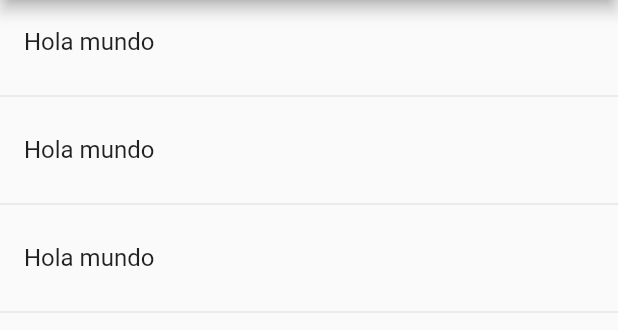
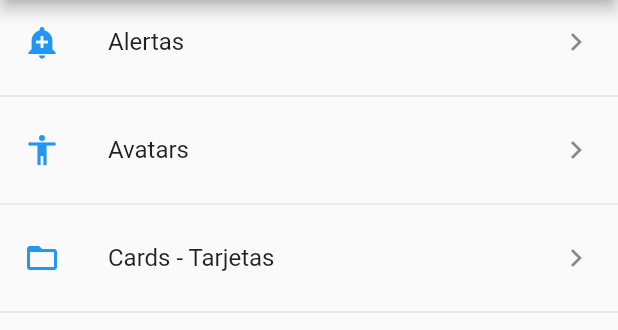
Before and after one commit to RoHeTT17/componentes, a Flutter app: the screen it shows after launch, on a phone screen of 412 x 824 dp, the part 84-414 px from its top. Run offline on Flutter 3.47's test engine with Material 2 defaults, Android fonts, the phone set to English and light mode, and no system bars.

```diff
--- a/lib/main.dart
+++ b/lib/main.dart
@@ -2,6 +2,8 @@
 import 'package:flutter/material.dart';
 //import 'package:componentes/src/pages/home_temp.dart';
 import 'package:componentes/src/pages/home_page.dart';
+import 'package:componentes/src/pages/alert_page.dart';
+import 'package:componentes/src/pages/avatar_page.dart';
 
 void main() => runApp(MyApp());
 
@@ -12,7 +14,16 @@ class MyApp extends StatelessWidget {
       debugShowCheckedModeBanner: false,
       title: 'Componentes App',
       //home: HomePageTemp()
-      home: HomePage()
+      //home: HomePage()
+      //Configurar navegación por nombre,
+      //Se puso el mismo nombre que en el archivo json
+      initialRoute:'/',
+      routes: <String,WidgetBuilder>{
+        '/'      : (BuildContext context)=>HomePage(),
+        'alert'  : (BuildContext context)=>AlertPage(),
+        'avatar' : (BuildContext context)=>AvatarPage(),
+      },
+
     );
   }
 }
--- a/lib/src/pages/home_page.dart
+++ b/lib/src/pages/home_page.dart
@@ -1,4 +1,9 @@
 import 'package:flutter/material.dart';
+
+import 'package:componentes/src/providers/menu_provider.dart';
+import 'package:componentes/src/utils/icon_string_util.dart';
+
+import 'package:componentes/src/pages/alert_page.dart';
 
 class HomePage extends StatelessWidget {
 
@@ -15,19 +20,92 @@ class HomePage extends StatelessWidget {
 
   Widget _lista() {
 
+      //print(menuProvider.opciones);
+
+     /*
+      //Esta opción no es recomendable para cargar los datos del ListView (iria dentro del método), porque si tarda mucho tiempo en cargar la
+      //información podria parecer que la app esta trabada, cuando en realdiad esta cargando información.
+
+      menuProvider.cargarData().then((rutas){
+        print(rutas);
+
+      });
+
       return ListView(
         children: _listaItems(),
-      );
+      );*/
+
+      return FutureBuilder(
+        future: menuProvider.cargarData(),//La propiedad future tiene que estar enlazada a lo que queremos esperar, un Future
+        initialData: [],//Es la información por defecto que mientra no se resuelva el Future. Este argumento es opcional
+        builder: (BuildContext context, AsyncSnapshot<List<dynamic>> snapshot){
+
+          return ListView(
+            children: _listaItems(snapshot.data,context),
+          );
+
+        });
+
   }
 
-  List<Widget>_listaItems() {
-    return [
+  List<Widget> _listaItems(List<dynamic>? data,BuildContext context) {
+
+    /*A diferencia del tutorial se tuvo que agregar ? en el parametro y el for each
+    proque marcaba error Type 'List<dynamic>?' can't be assigned to the parameter type 'List<dynamic>'
+    Esto fue puede ser por las diferencia en las versiones del Flutter, pero esencialmente fue por el nullsafety.
+
+    ***** BuildContext contex
+
+    En este caso se recibe el Builder del FutureBuilder porque ya tenemos esa referencia, de no tenerlo tendrias que estar mandandolo como
+    parámetro desde que se crea en  Widget build
+
+    */
+
+    final List<Widget> opciones = [];
+
+    data?.forEach((element) {
+
+      final widgetTemp = ListTile(
+        title: Text(element['texto']),
+        leading: getIcon(element['icon']),
+        trailing:  Icon(Icons.keyboard_arrow_right),
+        onTap: (){
+
+            /*
+            //Forma tradicional
+            final route= MaterialPageRoute(builder:(context){
+                return AlertPage();
+            });*/
+
+
+            //La función se puede resumir porque al tener solo la línea de return se puede usar =>
+            /*final route= MaterialPageRoute(builder:(context)=> AlertPage());
+
+            //Forma tradicional de navegar entre pages
+            Navigator.push(context, route);*/
+
+            //Navegar por rutas
+            //Primero configurar las rutas
+            Navigator.pushNamed(context, element['ruta']);
+
+        },
+
+      );
+
+      opciones..add(widgetTemp)
+              ..add(Divider());
+
+    });
+
+     return opciones;
+
+    /*return [
       ListTile(title: Text("Hola mundo"),),
       Divider(),
       ListTile(title: Text("Hola mundo"),),
       Divider(),
       ListTile(title: Text("Hola mundo"),),
       Divider(),
-    ];
+    ];*/
   }
 }
--- /dev/null
+++ b/lib/src/utils/icon_string_util.dart
@@ -0,0 +1,21 @@
+import 'package:flutter/material.dart';
+
+/*
+  Esta forma de hacerlo solo es temporal, porque de momento flutter no tiene la opción de dar un icono por el nombre, se puede usar
+  el paquete externo de icon_helper, pero aun no esta al 100
+ */
+
+
+final _icons=<String , IconData >{
+
+        'add_alert'     : Icons.add_alert,
+        'accessibility' : Icons.accessibility,
+        'folder_open'   : Icons.folder_open,
+
+};
+
+Icon getIcon (String nombreIcon){
+
+    return Icon(_icons[nombreIcon],color: Colors.blue,);
+
+}
```
Also changed, not shown: lib/src/pages/alert_page.dart (added, +18 -0 lines), lib/src/pages/avatar_page.dart (added, +12 -0 lines), lib/src/providers/menu_provider.dart (added, +53 -0 lines).
